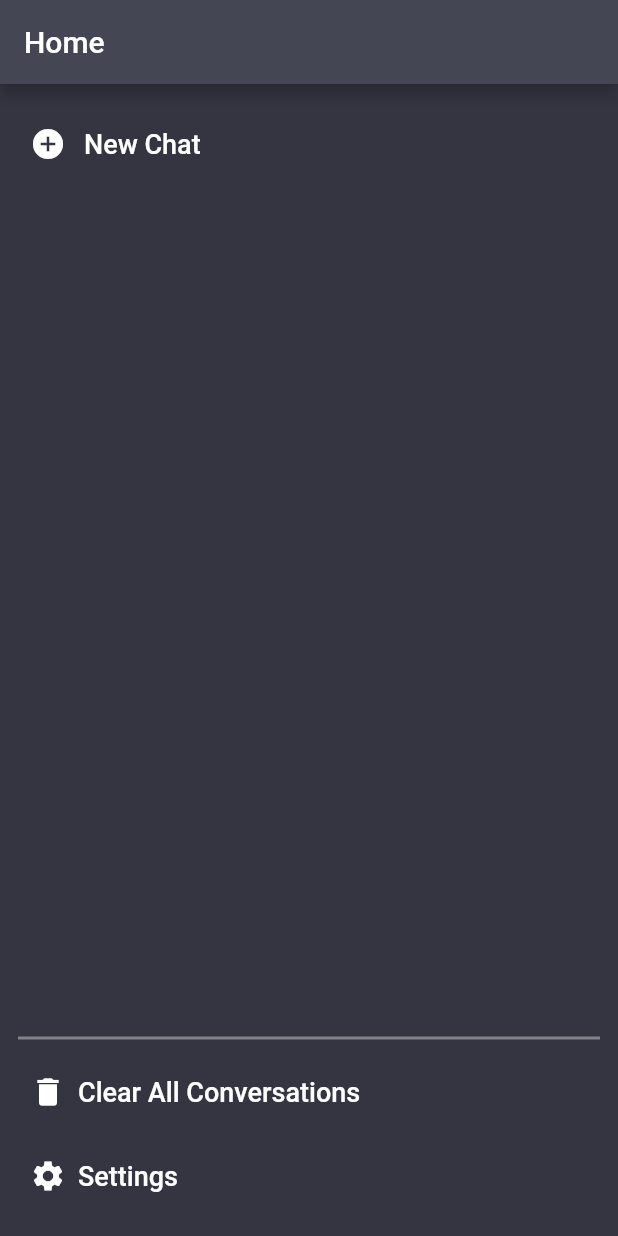
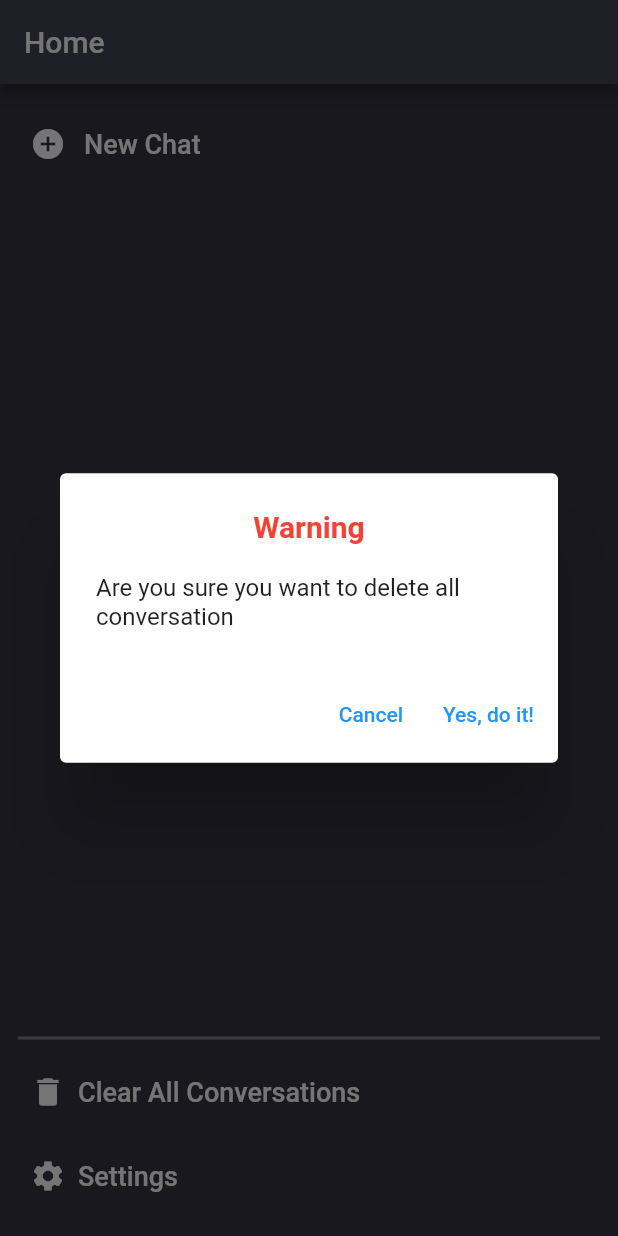
Before and after one commit to ntdat6310/voice_gpt_flutter, a Flutter app: the screen it shows after launch, after a tap on "Clear All Conversations", on a phone screen of 412 x 824 dp. Run offline on Flutter 3.47's test engine with Material 2 defaults, Android fonts, the phone set to English and light mode, and no system bars; our stand-ins replace flutter_mobx, hive, hive_flutter, mobx, shared_preferences; missing offline and left inert: flutter_syntax_view; accounts and stored records are empty; generated files the repository leaves out were written again.

Commit message:
feat: delete conversation, delete all conversations

```diff
--- a/lib/data/services/local_storage_service.dart
+++ b/lib/data/services/local_storage_service.dart
@@ -25,10 +25,6 @@ class LocalStorageService {
   static Future<void> addConversation(ConversationModel conversation) async {
     print(
         "LocalStorageService - addConversation conversation.createAt ${conversation.createdAt.millisecondsSinceEpoch.toString()}");
-
-    // conversationBox.add(conversation);
-    // Nếu add vậy thì key đâu => K có key làm sao lấy ra?
-
     // Chuyển các messageObservableList sang messageList để lưu!
     conversation.equalizeMessageList();
     await _singleton.conversationBox
@@ -60,7 +56,6 @@ class LocalStorageService {
     List<ConversationModel> newConversations =
         _singleton.conversationBox.values.toList();
     for (ConversationModel conversation in newConversations) {
-      print("Key: ${_singleton.conversationBox.keyAt(0)}");
       print(
           "LocalStorageService - getConversations conversation.createAt ${conversation.createdAt.microsecondsSinceEpoch.toString()}");
       //// Cách 1 : Cả hai phương thức này đều tham chiếu đến cùng một đối tượng trong bộ nhớ
--- a/lib/stores/home/home_store.dart
+++ b/lib/stores/home/home_store.dart
@@ -12,7 +12,7 @@ abstract class _HomeStoreBase with Store {
   @readonly
   late ObservableList<ConversationModel> _conversations;
 
-  _HomeStoreBase() : _conversations = LocalStorageService.getConversations() {}
+  _HomeStoreBase() : _conversations = LocalStorageService.getConversations();
 
   @action
   ConversationModel createNewConversation() {
@@ -27,4 +27,16 @@ abstract class _HomeStoreBase with Store {
   void addConversation(ConversationModel conversation) {
     _conversations.insert(0, conversation);
   }
+
+  @action
+  void deleteConversation(ConversationModel conversation){
+    LocalStorageService.deleteConversation(conversation);
+    _conversations.remove(conversation);
+  }
+
+  @action
+  void deleteAllConversations(){
+    LocalStorageService.clearConversations();
+    _conversations.clear();
+  }
 }
--- a/lib/ui/home/home_page.dart
+++ b/lib/ui/home/home_page.dart
@@ -2,7 +2,6 @@ import 'package:flutter/material.dart';
 import 'package:flutter_mobx/flutter_mobx.dart';
 import 'package:mobx/mobx.dart';
 import 'package:voice_gpt_flutter/data/models/conversation.dart';
-import 'package:voice_gpt_flutter/data/models/message.dart';
 import 'package:voice_gpt_flutter/shared/styles/background.dart';
 import 'package:voice_gpt_flutter/stores/home/home_store.dart';
 import 'package:voice_gpt_flutter/ui/chat/chat_page.dart';
@@ -80,7 +79,9 @@ class HomePage extends StatelessWidget {
                         const EdgeInsets.symmetric(vertical: 16)),
                     elevation: MaterialStateProperty.all(0),
                   ),
-                  onPressed: () {},
+                  onPressed: () {
+                    _showConfirmationDialog(context);
+                  },
                   child: Row(
                     mainAxisAlignment: MainAxisAlignment.start,
                     crossAxisAlignment: CrossAxisAlignment.center,
@@ -132,14 +133,52 @@ class HomePage extends StatelessWidget {
     );
   }
 
+  Future<void> _showConfirmationDialog(BuildContext context) async {
+    bool? result = await showDialog<bool>(
+      context: context,
+      builder: (BuildContext context) {
+        return AlertDialog(
+          title: const Text(
+            'Warning',
+            textAlign: TextAlign.center,
+            style: TextStyle(
+              color: Colors.red,
+              fontSize: 20,
+              fontWeight: FontWeight.bold,
+            ),
+          ),
+          content:
+              const Text('Are you sure you want to delete all conversation'),
+          actions: <Widget>[
+            TextButton(
+              child: const Text('Cancel'),
+              onPressed: () {
+                Navigator.of(context).pop(false);
+              },
+            ),
+            TextButton(
+              child: const Text('Yes, do it!'),
+              onPressed: () {
+                Navigator.of(context).pop(true);
+              },
+            ),
+          ],
+        );
+      },
+    );
+    if (result != null && result) {
+      homeStore.deleteAllConversations();
+    } else {}
+  }
+
   ListView _buildConversationList(
       {required ObservableList<ConversationModel> conversations}) {
-    print("_buildConversationList ${conversations.length}");
     return ListView.builder(
       itemCount: conversations.length,
       itemBuilder: (context, index) {
         return ConversationWidget(
           conversation: conversations[index],
+          deleteConversation: homeStore.deleteConversation,
         );
       },
     );
```
Also changed, not shown: lib/data/models/conversation.dart (+0 -22 lines), lib/ui/chat/chat_page.dart (+6 -1 lines), lib/ui/home/components/conversation.dart (+44 -2 lines), lib/stores/home/home_store.g.dart.
